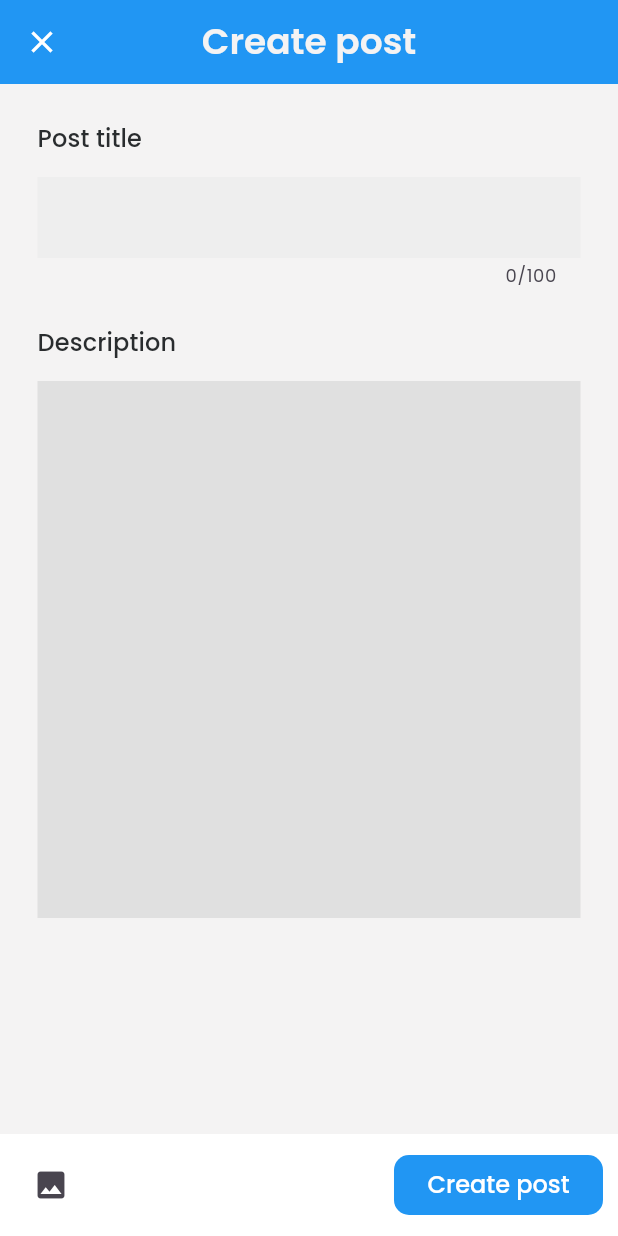
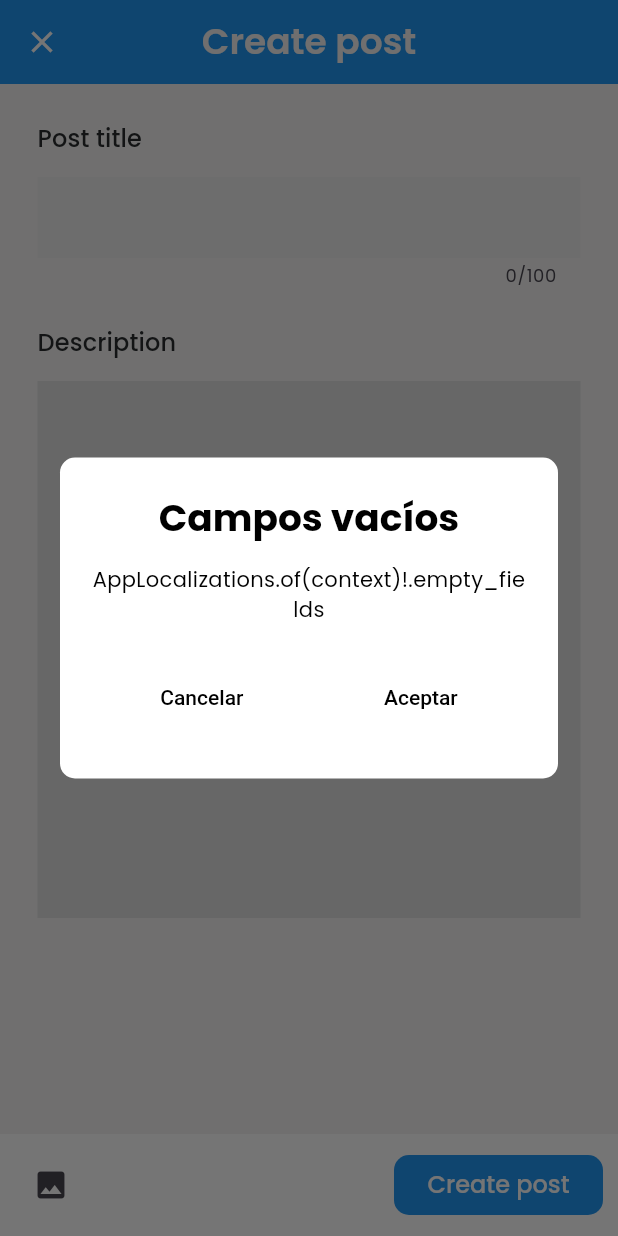
Before and after one commit to Margaux-Boileau/app-merchants-association, a Flutter app: the CreatePost screen opened by its route, after a tap on "Create post", on a phone screen of 412 x 824 dp. Run offline on Flutter 3.47's test engine with Material 3 defaults, Android fonts, the phone set to English and light mode, and no system bars; our stand-ins replace carousel_slider, dio, image_picker, shared_preferences; accounts and stored records are empty; generated files the repository leaves out were written again; Roboto replaces fonts that are missing (Mulish).

Commit message:
Forum post

```diff
--- a/lib/src/api/api_routes.dart
+++ b/lib/src/api/api_routes.dart
@@ -1,3 +1,6 @@
 final Map<String, String> routes = {
-  "login": "/accounts/login/"
+  "login": "/accounts/login/",
+  "forums" : "/forums",
+  "posts" : "/posts",
+
 };
--- a/lib/src/ui/screens/post/create_post.dart
+++ b/lib/src/ui/screens/post/create_post.dart
@@ -5,6 +5,9 @@ import 'package:app_merchants_association/src/utils/image_picker_helper.dart';
 import 'package:flutter/material.dart';
 import 'package:flutter_gen/gen_l10n/app_localizations.dart';
 import 'package:image_picker/image_picker.dart';
+
+import '../../../api/api_client.dart';
+import '../../../helpers/user_helper.dart';
 
 class CreatePost extends StatefulWidget {
   const CreatePost({super.key});
@@ -222,16 +225,28 @@ class _CreatePostState extends State<CreatePost> {
 
   /// Función para enviar el post
   _sendPost(BuildContext context, postTitle, postDescription) async {
-    List<String> imagesBase64 = await ImagePickerHelper.imagesToBase64(imagesUploaded);
+    if (postTitle.isEmpty || postDescription.isEmpty) {
+      DialogManager().showSimpleDialog(
+        context: context,
+        title: "Campos vacíos",
+        content: "AppLocalizations.of(context)!.empty_fields",
+      );
+    } else {
+      // Convertir las imágenes a base64
+      List<String> mediaContents = await ImagePickerHelper.imagesToBase64(imagesUploaded);
 
-    /// PRINTS PARA VISUALIZAR EL POST
-    print("Title: $postTitle");
-    print("Description: $postDescription");
-    print("Images: ${imagesBase64.length}");
-    // Bucle para mostrar las imagenes del post
-    for (String image in imagesBase64) {
-      print("Image:");
-      print(image);
+      // Obtener los nombres de los archivos de las imágenes
+      List<String> mediaNames = imagesUploaded.map((image) => image.path.split("/").last).toList();
+
+      // Llamar a la API para crear el post
+      bool result = await ApiClient().createForumPost(
+        1, // forumPk
+        postTitle,
+        "${DateTime.now().year}-${DateTime.now().month}-${DateTime.now().day}",
+        postDescription,
+        mediaNames,
+        mediaContents,
+      );
     }
   }
 }
```
Also changed, not shown: lib/src/api/api_client.dart (+41 -6 lines).
